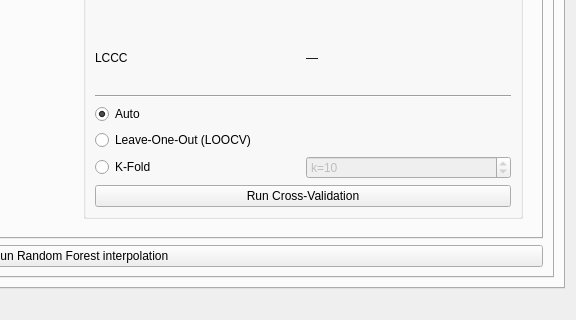
First picture: the form in bestfitinterpolator/BestFitInterpolator_dialog_base.ui, repository ladelgadobe/BestFitInterpolation, before the edit; both pictures show x 416 to 992 and y 475 to 795 of the 992 by 795 pixel window.
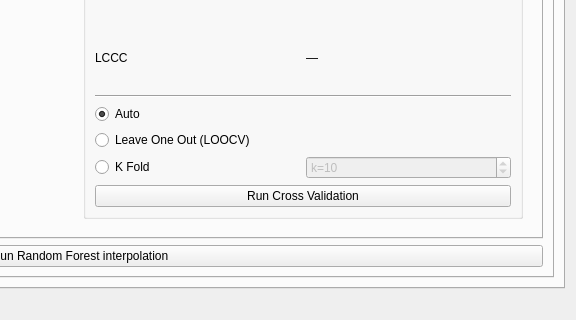
Second picture: the form after the edit. The open tabs and pages were chosen to show the change. Icons and pictures are not drawn.

```diff
--- a/bestfitinterpolator/BestFitInterpolator_dialog_base.ui
+++ b/bestfitinterpolator/BestFitInterpolator_dialog_base.ui
@@ -1900,14 +1900,14 @@
                          <item row="8" column="0" colspan="2">
                           <widget class="QRadioButton" name="radRF_CV_LOOCV">
                            <property name="text">
-                            <string>Leave-One-Out (LOOCV)</string>
+                            <string>Leave One Out (LOOCV)</string>
                            </property>
                           </widget>
                          </item>
                          <item row="9" column="0">
                           <widget class="QRadioButton" name="radRF_CV_KFold">
                            <property name="text">
-                            <string>K-Fold</string>
+                            <string>K Fold</string>
                            </property>
                           </widget>
                          </item>
@@ -1933,7 +1933,7 @@
                          <item row="10" column="0" colspan="2">
                           <widget class="QPushButton" name="btnRFRunCV">
                            <property name="text">
-                            <string>Run Cross-Validation</string>
+                            <string>Run Cross Validation</string>
                            </property>
                           </widget>
                          </item>
```
Left out of the diff: 42 changed lines with no effect on the pictures.
